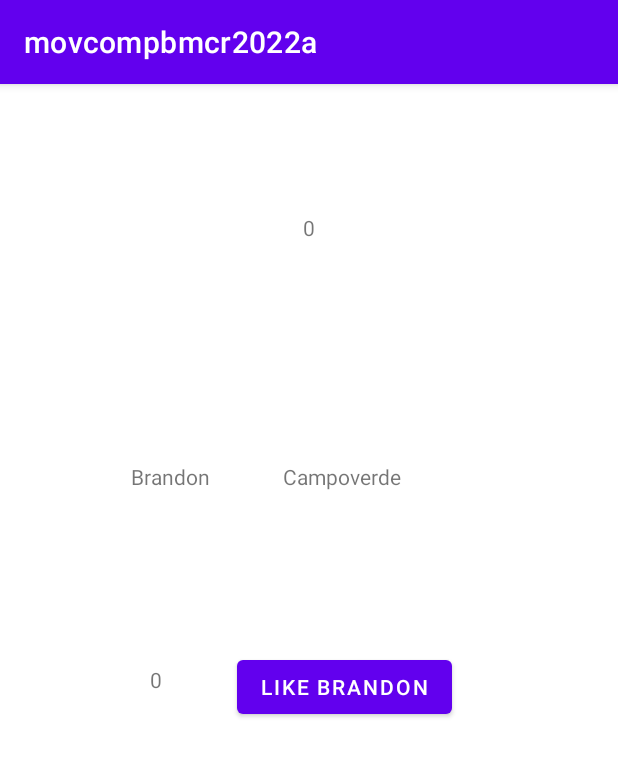
After one commit to Aplicaciones-Moviles-2022-A-Comp/mc-campoverde-rodriguez-brandon-martin, an Android app: the GRecyclerView screen opened directly, with no data from a screen before it, on a phone screen of 412 x 824 dp. The commit adds this screen. Shown: the top 757 px of the screen. Run offline under Robolectric (Android 15) with nearby library versions, the phone set to English and light mode, and no system bars.

Commit message:
Recycler View

```diff
--- a/01-android/app/src/main/AndroidManifest.xml
+++ b/01-android/app/src/main/AndroidManifest.xml
@@ -13,6 +13,9 @@
         android:supportsRtl="true"
         android:theme="@style/Theme.Movcompbmcr2022a"
         tools:targetApi="31">
+        <activity
+            android:name=".GRecyclerView"
+            android:exported="false" />
         <activity
             android:name=".BCRUDEntrenador"
             android:exported="false" />
--- /dev/null
+++ b/01-android/app/src/main/java/com/example/movcompbmcr2022a/FRecypeViewAdaptadorNombreCedula.kt
@@ -0,0 +1,65 @@
+package com.example.movcompbmcr2022a
+
+import android.content.Context
+import android.view.LayoutInflater
+import android.view.View
+import android.view.ViewGroup
+import android.widget.Button
+import android.widget.TextView
+import androidx.recyclerview.widget.RecyclerView
+
+class FRecypeViewAdaptadorNombreCedula(
+    private val contexto: GRecyclerView,
+    private val lista: ArrayList<BEntrenador>,
+    private val recyclerView: RecyclerView
+    ):RecyclerView.Adapter<FRecypeViewAdaptadorNombreCedula.MyViewHolder>() {
+    inner class MyViewHolder(view:View) : RecyclerView.ViewHolder(view){
+        val nombreTextView: TextView
+        val cedulaTextView: TextView
+        val likrdTextView: TextView
+        val accionButton: Button
+        var numeroLikers=0
+        init {
+            nombreTextView = view.findViewById(R.id.tv_nombre)
+            cedulaTextView = view.findViewById(R.id.tv_cedula)
+            likrdTextView= view.findViewById(R.id.tv_likes)
+            accionButton = view.findViewById(R.id.btn_dar_like)
+            accionButton.setOnClickListener{
+                anadirLike()
+            }
+        }
+        fun anadirLike(){
+            numeroLikers = numeroLikers+1
+            likrdTextView.text = numeroLikers.toString()
+            contexto.aumentarTotalLikes()//Donde mi papa :,(
+        }
+
+    }
+
+    //Setear el alyout que se va a utilizar
+    override fun onCreateViewHolder(parent: ViewGroup, viewType: Int): MyViewHolder {
+        val itemView = LayoutInflater
+            .from(parent.context)
+            .inflate(
+                R.layout.recycler_view_vista,
+                parent,
+                false
+            )
+        return  MyViewHolder(itemView)
+    }
+
+    // setar ñps datps àra ña oteracion
+    override fun onBindViewHolder(holder: MyViewHolder, position: Int) {
+        val entrenadorActual = this.lista[position]
+        holder.nombreTextView.text = entrenadorActual.nombre
+        holder.cedulaTextView.text = entrenadorActual.descripcion
+        holder.accionButton.text = "Like ${entrenadorActual.nombre}"
+        holder.likrdTextView.text = "0"
+    }
+
+    // tamano arreglo
+    override fun getItemCount(): Int {
+        return  this.lista.size
+    }
+
+}
--- /dev/null
+++ b/01-android/app/src/main/java/com/example/movcompbmcr2022a/GRecyclerView.kt
@@ -0,0 +1,43 @@
+package com.example.movcompbmcr2022a
+
+import androidx.appcompat.app.AppCompatActivity
+import android.os.Bundle
+import android.widget.TextView
+import androidx.recyclerview.widget.RecyclerView
+
+class GRecyclerView : AppCompatActivity() {
+
+    var totalLikes = 0
+
+    override fun onCreate(savedInstanceState: Bundle?) {
+        super.onCreate(savedInstanceState)
+        setContentView(R.layout.activity_grecycler_view)
+        val listaEntrador = arrayListOf<BEntrenador>()
+        listaEntrador.add(BEntrenador(1,"Brandon", "Campoverde"))
+        listaEntrador.add(BEntrenador(2,"Martin", "Rodriguez"))
+
+        val recyclerView = findViewById<RecyclerView>(R.id.rv_entrenadores)
+        inicializarRV(listaEntrador,recyclerView)
+    }
+
+    fun inicializarRV(
+        lista:ArrayList<BEntrenador>,
+        recyclerView:RecyclerView
+    ){
+        val adaptador = FRecypeViewAdaptadorNombreCedula(
+            this,
+            lista,
+            recyclerView
+        )
+        recyclerView.adapter = adaptador
+        recyclerView.itemAnimator = androidx.recyclerview.widget.DefaultItemAnimator()
+        recyclerView.layoutManager = androidx.recyclerview.widget.LinearLayoutManager(this)
+        adaptador.notifyDataSetChanged()
+    }
+
+    fun aumentarTotalLikes(){
+        totalLikes= totalLikes+1
+        val totaLikesTextView = findViewById<TextView>(R.id.tv_total_likes)
+        totaLikesTextView.text = totalLikes.toString()
+    }
+}
--- a/01-android/app/src/main/java/com/example/movcompbmcr2022a/MainActivity.kt
+++ b/01-android/app/src/main/java/com/example/movcompbmcr2022a/MainActivity.kt
@@ -91,6 +91,11 @@ class MainActivity : AppCompatActivity() {
             contenidoIntentIMplicito.launch(intentConRespuesta)
             startActivityForResult(intentConRespuesta, CODIGO_RESPUESTA_INTENT_IMPLICITO)
         }
+
+        val btnRecyclerVew = findViewById<Button>(R.id.btn_recycler_view)
+        btnRecyclerVew.setOnClickListener{
+            irActividad(GRecyclerView::class.java)
+        }
     }
 
     fun irActividad(
--- /dev/null
+++ b/01-android/app/src/main/res/layout/activity_grecycler_view.xml
@@ -0,0 +1,27 @@
+<?xml version="1.0" encoding="utf-8"?>
+<androidx.constraintlayout.widget.ConstraintLayout xmlns:android="http://schemas.android.com/apk/res/android"
+    xmlns:app="http://schemas.android.com/apk/res-auto"
+    xmlns:tools="http://schemas.android.com/tools"
+    android:layout_width="match_parent"
+    android:layout_height="match_parent"
+    tools:context=".GRecyclerView">
+
+    <androidx.recyclerview.widget.RecyclerView
+        android:id="@+id/rv_entrenadores"
+        android:layout_width="290dp"
+        android:layout_height="385dp"
+        app:layout_constraintBottom_toBottomOf="parent"
+        app:layout_constraintEnd_toEndOf="parent"
+        app:layout_constraintStart_toStartOf="parent"
+        app:layout_constraintTop_toTopOf="parent" />
+
+    <TextView
+        android:id="@+id/tv_total_likes"
+        android:layout_width="wrap_content"
+        android:layout_height="wrap_content"
+        android:text="0"
+        app:layout_constraintBottom_toTopOf="@+id/rv_entrenadores"
+        app:layout_constraintEnd_toEndOf="parent"
+        app:layout_constraintStart_toStartOf="parent"
+        app:layout_constraintTop_toTopOf="parent" />
+</androidx.constraintlayout.widget.ConstraintLayout>
--- a/01-android/app/src/main/res/layout/activity_main.xml
+++ b/01-android/app/src/main/res/layout/activity_main.xml
@@ -85,4 +85,14 @@
         app:layout_constraintStart_toStartOf="parent"
         app:layout_constraintTop_toBottomOf="@+id/btn_intent" />
 
+    <Button
+        android:id="@+id/btn_recycler_view"
+        android:layout_width="wrap_content"
+        android:layout_height="wrap_content"
+        android:text="Recycler View"
+        app:layout_constraintBottom_toTopOf="@+id/ir_a_09"
+        app:layout_constraintEnd_toEndOf="parent"
+        app:layout_constraintStart_toStartOf="parent"
+        app:layout_constraintTop_toBottomOf="@+id/btn_ciclo_vida" />
+
 </androidx.constraintlayout.widget.ConstraintLayout>
--- /dev/null
+++ b/01-android/app/src/main/res/layout/recycler_view_vista.xml
@@ -0,0 +1,60 @@
+<?xml version="1.0" encoding="utf-8"?>
+<!--recycler_view_vista.xml-->
+<androidx.constraintlayout.widget.ConstraintLayout xmlns:android="http://schemas.android.com/apk/res/android"
+    xmlns:app="http://schemas.android.com/apk/res-auto"
+    xmlns:tools="http://schemas.android.com/tools"
+    android:layout_width="match_parent"
+    android:layout_height="match_parent">
+
+    <TextView
+        android:id="@+id/tv_nombre"
+        android:layout_width="wrap_content"
+        android:layout_height="wrap_content"
+        android:layout_marginStart="4dp"
+        android:layout_marginTop="4dp"
+        android:text="Nombre"
+        app:layout_constraintBottom_toBottomOf="@+id/tv_cedula"
+        app:layout_constraintEnd_toStartOf="@+id/tv_cedula"
+        app:layout_constraintHorizontal_bias="0.31"
+        app:layout_constraintStart_toStartOf="parent"
+        app:layout_constraintTop_toTopOf="parent"
+        app:layout_constraintVertical_bias="1.0" />
+
+    <TextView
+        android:id="@+id/tv_cedula"
+        android:layout_width="wrap_content"
+        android:layout_height="wrap_content"
+        android:text="Cedula"
+        app:layout_constraintBottom_toBottomOf="parent"
+        app:layout_constraintEnd_toEndOf="parent"
+        app:layout_constraintHorizontal_bias="0.601"
+        app:layout_constraintStart_toStartOf="parent"
+        app:layout_constraintTop_toTopOf="parent"
+        app:layout_constraintVertical_bias="0.165" />
+
+    <TextView
+        android:id="@+id/tv_likes"
+        android:layout_width="wrap_content"
+        android:layout_height="wrap_content"
+        android:layout_marginTop="116dp"
+        android:text="0"
+        app:layout_constraintBottom_toBottomOf="parent"
+        app:layout_constraintEnd_toStartOf="@+id/tv_cedula"
+        app:layout_constraintHorizontal_bias="0.324"
+        app:layout_constraintStart_toStartOf="parent"
+        app:layout_constraintTop_toBottomOf="@+id/tv_nombre"
+        app:layout_constraintVertical_bias="0.0" />
+
+    <Button
+        android:id="@+id/btn_dar_like"
+        android:layout_width="wrap_content"
+        android:layout_height="wrap_content"
+        android:layout_marginBottom="16dp"
+        android:text="Like"
+        app:layout_constraintBottom_toBottomOf="parent"
+        app:layout_constraintEnd_toEndOf="parent"
+        app:layout_constraintHorizontal_bias="0.503"
+        app:layout_constraintStart_toEndOf="@+id/tv_likes"
+        app:layout_constraintTop_toBottomOf="@+id/tv_cedula"
+        app:layout_constraintVertical_bias="0.441" />
+</androidx.constraintlayout.widget.ConstraintLayout>
```
